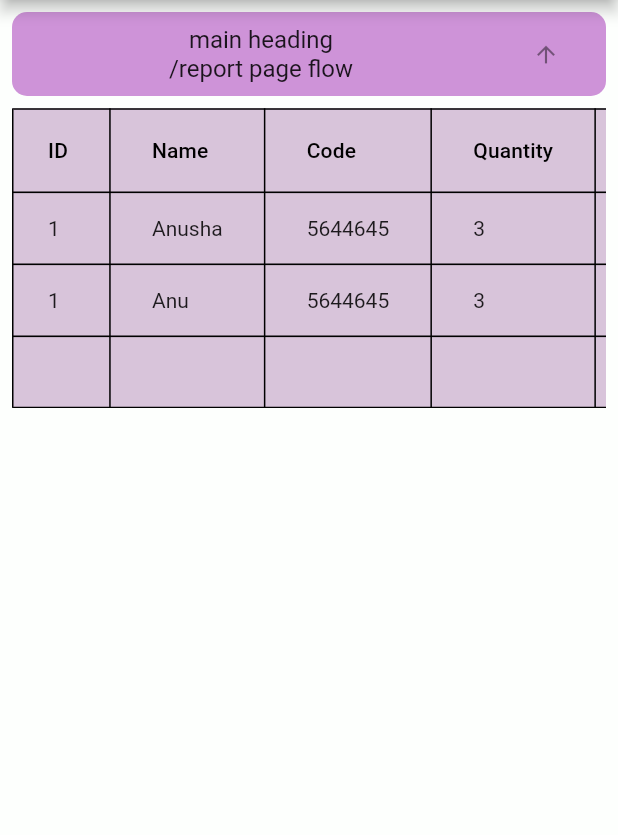
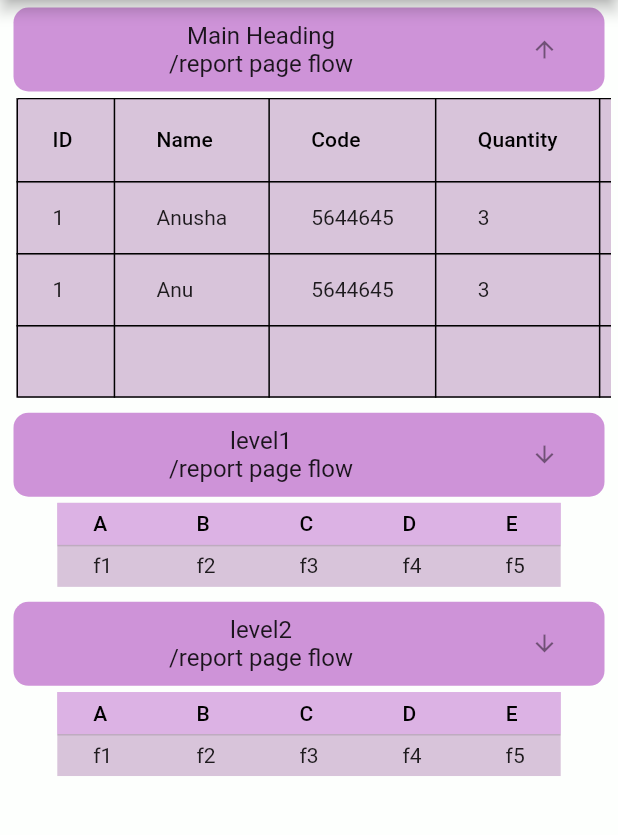
Before and after one commit to vegaKannur12/trafiqReports, a Flutter app: the screen it shows after launch, after a tap on the "arrow downward" icon, on a phone screen of 412 x 824 dp, the part 84-919 px from its top. Run offline on Flutter 3.47's test engine with Material 2 defaults, Android fonts, the phone set to English and light mode, and no system bars; missing offline and left inert: flutter_phone_direct_caller; network calls fail; Roboto replaces fonts that are missing (Raleway).

Commit message:
level1 updated

```diff
--- a/lib/components/customColor.dart
+++ b/lib/components/customColor.dart
@@ -34,4 +34,7 @@ class P_Settings {
   // home page date color
   static Color get dateviewColor => Color.fromARGB(255, 248, 246, 246);
 
+  static Color get rowcolor => Color.fromARGB(255, 220, 178, 228);
+
+
 }
--- a/lib/screen/level1Sample.dart
+++ b/lib/screen/level1Sample.dart
@@ -10,15 +10,30 @@ class Level1Sample extends StatefulWidget {
 }
 
 class _Level1SampleState extends State<Level1Sample> {
-  bool isExpanded = false;
-  bool visible = true;
+  List<bool> visible = [];
+  List<bool> isExpanded = [];
   Icon actionIcon = Icon(Icons.arrow_downward);
   List<String> listString = ["Main Heading", "level1", "level2"];
+  List<String> listShrinkData = ["F1", "F2", "F3"];
+
   @override
   void initState() {
     // TODO: implement initState
     super.initState();
-    visible = true;
+    isExpanded = List.generate(listString.length, (index) => false);
+    visible = List.generate(listString.length, (index) => true);
+    // visible = true;
+    // for (int i = 10; i < listString.length; i++) {
+    //   isExpanded.add(false);
+    //   visible.add(false);
+    // }
+  }
+
+  toggle(int i) {
+    setState(() {
+      isExpanded[i] = !isExpanded[i];
+      visible[i] = !visible[i];
+    });
   }
 
   @override
@@ -28,17 +43,22 @@ class _Level1SampleState extends State<Level1Sample> {
       appBar: AppBar(
         title: Text("Order"),
       ),
-      body: Padding(
-        padding: const EdgeInsets.all(8.0),
+      body: ListView.builder(
+          itemCount: listString.length,
+          itemBuilder: (context, index) {
+            return Padding(
+              padding: const EdgeInsets.all(5.0),
               child: Column(
                 children: [
-            Ink(
+                  Padding(
+                    padding: const EdgeInsets.only(left: 4, right: 4),
+                    child: Ink(
                       decoration: BoxDecoration(
                         color: P_Settings.color4,
                         borderRadius: BorderRadius.circular(10),
                       ),
                       child: ListTile(
-                onTap: (){
+                        onTap: () {
                           Navigator.push(
                             context,
                             MaterialPageRoute(builder: (context) => HomePage()),
@@ -46,73 +66,61 @@ class _Level1SampleState extends State<Level1Sample> {
                         },
                         title: Column(
                           children: [
-                    Text("main heading"),
+                            Text(listString[index]),
                             Text('/report page flow'),
                           ],
                         ),
                         trailing: IconButton(
-                    icon: Icon(
-                      actionIcon.icon,
+                            icon: isExpanded[index]
+                                ? Icon(
+                                    Icons.arrow_upward,
+
+                                    // actionIcon.icon,
+                                    size: 18,
+                                  )
+                                : Icon(
+                                    Icons.arrow_downward,
+                                    // actionIcon.icon,
                                     size: 18,
                                   ),
                             onPressed: () {
-                      setState(() {
-                        visible = !visible;
-                        isExpanded = !isExpanded;
-                        if(this.actionIcon.icon==Icons.arrow_downward){
-                          print("to up");
-                          this.actionIcon=Icon(Icons.arrow_upward);
-                        }
-                        else if(this.actionIcon.icon==Icons.arrow_upward){
-                          print("to down");
-                        this.actionIcon=Icon(Icons.arrow_downward);
-
-                        }
-                      });
+                              toggle(index);
                             }),
                       ),
                     ),
-            SizedBox(
-              height: size.height * 0.01,
                   ),
+                  SizedBox(height: size.height * 0.005),
                   Visibility(
-              visible: visible,
-              child: shrinkedDataTable(),
+                    visible: visible[index],
+                    child: shrinkedDataTable(listShrinkData),
                   ),
-
-            Visibility(visible: isExpanded, child: datatable()),
+                  Visibility(visible: isExpanded[index], child: datatable()),
                 ],
               ),
-      ),
+            );
+          }),
     );
   }
 
-  Widget shrinkedDataTable() {
-    return SingleChildScrollView(
+  Widget shrinkedDataTable(List<String> listShrinkData) {
+    return Padding(
+      padding: const EdgeInsets.only(left:6, right: 6),
+      child: Container(
+        decoration: BoxDecoration(color: P_Settings.datatableColor),
+        // width: 650,
+        child: SingleChildScrollView(
           scrollDirection: Axis.horizontal,
-      child: Container(
-        width: 650,
-        decoration: BoxDecoration(color: P_Settings.datatableColor),
           child: DataTable(
-          border: TableBorder.all(
-            color: P_Settings.datatableColor,
-          ),
+
+            headingRowColor: MaterialStateColor.resolveWith((states) {return P_Settings.rowcolor;},),
+            dataRowHeight: 28,
+            headingRowHeight: 28,
             columns: [
-            DataColumn(
-              label: Text('h1'),
-            ),
-            DataColumn(
-              label: Text('h2'),
-            ),
-            DataColumn(
-              label: Text('h3'),
-            ),
-            DataColumn(
-              label: Text('h4'),
-            ),
-            DataColumn(
-              label: Text('h5'),
-            ),
+              DataColumn(label: Text("A")),
+              DataColumn(label: Text("B")),
+              DataColumn(label: Text("C")),
+              DataColumn(label: Text("D")),
+              DataColumn(label: Text("E")),
             ],
             rows: [
               DataRow(cells: [
@@ -125,6 +133,7 @@ class _Level1SampleState extends State<Level1Sample> {
             ],
           ),
         ),
+      ),
     );
   }
 
@@ -132,8 +141,10 @@ class _Level1SampleState extends State<Level1Sample> {
   Widget datatable() {
     return SingleChildScrollView(
       scrollDirection: Axis.horizontal,
+      child: Padding(
+        padding: const EdgeInsets.only(left:6, right: 6),
         child: Container(
-        width: 700,
+          width: 650,
           decoration: BoxDecoration(color: P_Settings.datatableColor),
           child: DataTable(
               border: TableBorder.all(
@@ -194,6 +205,7 @@ class _Level1SampleState extends State<Level1Sample> {
                 ]),
               ]),
         ),
+      ),
     );
   }
 }
```
Also changed, not shown: lib/screen/level1.dart (+75 -88 lines). Lines whose indentation alone changed are shown as unchanged.
